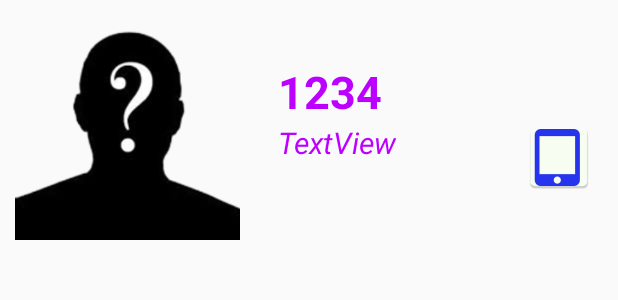
After one commit to RawisaraT/Easy-KKU, an Android app: the layout my_layout.xml on its own in the app's theme, with its tools: preview values and no code run, on a phone screen of 412 x 824 dp. The commit adds this screen. Shown: the top 300 px of the screen. Run offline under Robolectric (Android 15) with nearby library versions, the phone set to English and light mode, and no system bars.

Commit message:
Confirm Call

```diff
--- a/app/build.gradle
+++ b/app/build.gradle
@@ -28,4 +28,5 @@ dependencies {
     testCompile 'junit:junit:4.12'
     compile files('libs/simpleftp.jar')
     compile 'com.squareup.okhttp:okhttp:2.0.0'
+    compile files('libs/picasso-2.5.2.jar')
 }
--- /dev/null
+++ b/app/src/main/res/layout/my_layout.xml
@@ -0,0 +1,53 @@
+<?xml version="1.0" encoding="utf-8"?>
+<LinearLayout xmlns:android="http://schemas.android.com/apk/res/android"
+    xmlns:app="http://schemas.android.com/apk/res-auto"
+    android:orientation="horizontal" android:layout_width="match_parent"
+    android:layout_height="wrap_content">
+
+    <ImageView
+        android:layout_width="@dimen/icon"
+        android:layout_height="@dimen/icon"
+        app:srcCompat="@drawable/question_man"
+        android:id="@+id/imageView3"
+        android:layout_margin="10dp" />
+
+    <LinearLayout
+        android:orientation="vertical"
+        android:layout_width="match_parent"
+        android:layout_height="match_parent"
+        android:padding="15dp"
+        android:gravity="center">
+
+        <TextView
+            android:layout_width="match_parent"
+            android:layout_height="wrap_content"
+            android:id="@+id/textView3"
+            android:textSize="@dimen/h1"
+            android:textStyle="normal|bold"
+            android:text="1234"
+            android:textColor="@color/aText" />
+
+        <RelativeLayout
+            android:layout_width="match_parent"
+            android:layout_height="wrap_content">
+
+            <TextView
+                android:text="TextView"
+                android:layout_width="wrap_content"
+                android:layout_height="wrap_content"
+                android:id="@+id/textView4"
+                android:textSize="@dimen/h2"
+                android:textStyle="normal|italic"
+                android:textColor="@color/aText" />
+
+            <ImageView
+                android:layout_width="wrap_content"
+                android:layout_height="wrap_content"
+                app:srcCompat="@mipmap/my_call"
+                android:id="@+id/imageView4"
+                android:layout_alignParentRight="true" />
+        </RelativeLayout>
+
+    </LinearLayout>
+
+</LinearLayout>
--- a/app/src/main/res/values/colors.xml
+++ b/app/src/main/res/values/colors.xml
@@ -3,6 +3,6 @@
     <color name="colorPrimary">#3F51B5</color>
     <color name="colorPrimaryDark">#303F9F</color>
     <color name="colorAccent">#FF4081</color>
-    <color name="aText">#62abf3</color>
+    <color name="aText">#bb00ff</color>
 
 </resources>
--- a/app/src/main/res/values/strings.xml
+++ b/app/src/main/res/values/strings.xml
@@ -3,5 +3,11 @@
 
     <string name="SignUp">สมัครสมาชิก</string>
 
+    <string name="title_HaveSpace">มีช่องว่าง</string>
+    <string name="message_HaveSpace">กรุณากรอกทุกช่องค่ะ</string>
+    <string name="title_UserFalse">User ผิด</string>
+    <string name="message_UserFalse">ไม่มี User นี้ในฐานข้อมูล !!!</string>
+    <string name="title_PasswordFalse">Password ผิด</string>
+    <string name="message_PasswordFalse">ลองพิมพ์ใหม่ Password ผิดนะ</string>
 
 </resources>
```
Also changed, not shown: app/src/main/AndroidManifest.xml (+12 -5 lines), app/src/main/java/kku/rawisarat/easykku/MainActivity.java (+148 -1 lines), app/src/main/java/kku/rawisarat/easykku/MyAdapter.java (added, +68 -0 lines), app/src/main/java/kku/rawisarat/easykku/ServiceActivity.java (added, +48 -0 lines), app/src/main/res/layout/activity_service.xml (added, +19 -0 lines), app/libs/picasso-2.5.2.jar (added), app/src/main/my_call-web.png (added), app/src/main/res/mipmap-hdpi/my_call.png (added), app/src/main/res/mipmap-mdpi/my_call.png (added), app/src/main/res/mipmap-xhdpi/my_call.png (added), app/src/main/res/mipmap-xxhdpi/my_call.png (added), app/src/main/res/mipmap-xxxhdpi/my_call.png (added).
